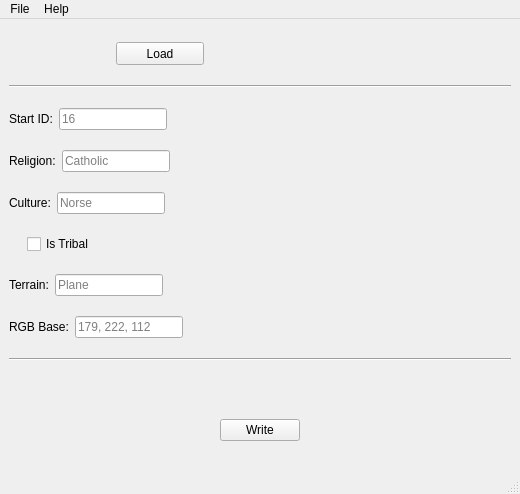
Araxiel/py-ck2-province-set-upper, file ui/MainWindow.ui: the form before one commit.
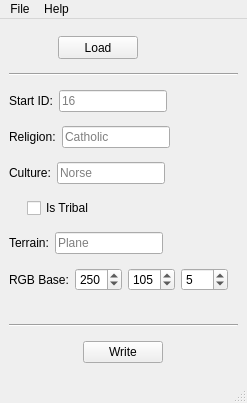
The form after the commit.

Diff of the .ui file:
```diff
--- a/ui/MainWindow.ui
+++ b/ui/MainWindow.ui
@@ -7,8 +7,8 @@
    <rect>
     <x>0</x>
     <y>0</y>
-    <width>520</width>
-    <height>494</height>
+    <width>247</width>
+    <height>403</height>
    </rect>
   </property>
   <property name="mouseTracking">
@@ -69,7 +69,7 @@
         </property>
         <property name="sizeHint" stdset="0">
          <size>
-          <width>300</width>
+          <width>150</width>
           <height>20</height>
          </size>
         </property>
@@ -324,18 +324,32 @@
        </widget>
       </item>
       <item>
-       <widget class="QLineEdit" name="lineEdit_rgb">
-        <property name="sizePolicy">
-         <sizepolicy hsizetype="Preferred" vsizetype="Fixed">
-          <horstretch>0</horstretch>
-          <verstretch>0</verstretch>
-         </sizepolicy>
+       <widget class="QSpinBox" name="spinBox_r">
+        <property name="maximum">
+         <number>255</number>
         </property>
-        <property name="text">
-         <string/>
+        <property name="value">
+         <number>250</number>
         </property>
-        <property name="placeholderText">
-         <string>179, 222, 112</string>
+       </widget>
+      </item>
+      <item>
+       <widget class="QSpinBox" name="spinBox_g">
+        <property name="maximum">
+         <number>255</number>
+        </property>
+        <property name="value">
+         <number>105</number>
+        </property>
+       </widget>
+      </item>
+      <item>
+       <widget class="QSpinBox" name="spinBox_b">
+        <property name="maximum">
+         <number>255</number>
+        </property>
+        <property name="value">
+         <number>5</number>
         </property>
        </widget>
       </item>
@@ -354,13 +368,6 @@
       </item>
      </layout>
     </item>
-    <item>
-     <widget class="Line" name="line_2">
-      <property name="orientation">
-       <enum>Qt::Horizontal</enum>
-      </property>
-     </widget>
-    </item>
     <item>
      <spacer name="verticalSpacer">
       <property name="orientation">
@@ -372,11 +379,18 @@
       <property name="sizeHint" stdset="0">
        <size>
         <width>20</width>
-        <height>38</height>
+        <height>19</height>
        </size>
       </property>
      </spacer>
     </item>
+    <item>
+     <widget class="Line" name="line_2">
+      <property name="orientation">
+       <enum>Qt::Horizontal</enum>
+      </property>
+     </widget>
+    </item>
     <item>
      <layout class="QHBoxLayout" name="horizontalLayout_7">
       <item>
@@ -424,7 +438,7 @@
     <rect>
      <x>0</x>
      <y>0</y>
-     <width>520</width>
+     <width>247</width>
      <height>21</height>
     </rect>
    </property>
```
Left out of the diff: 25 changed lines with no effect on the pictures.
